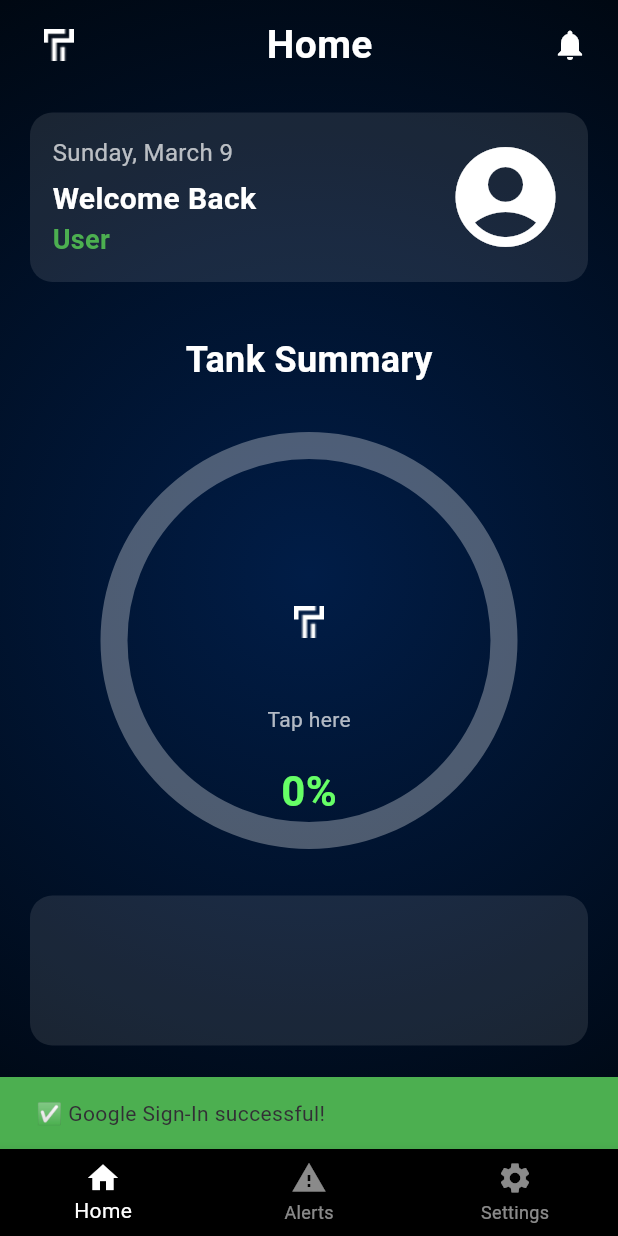
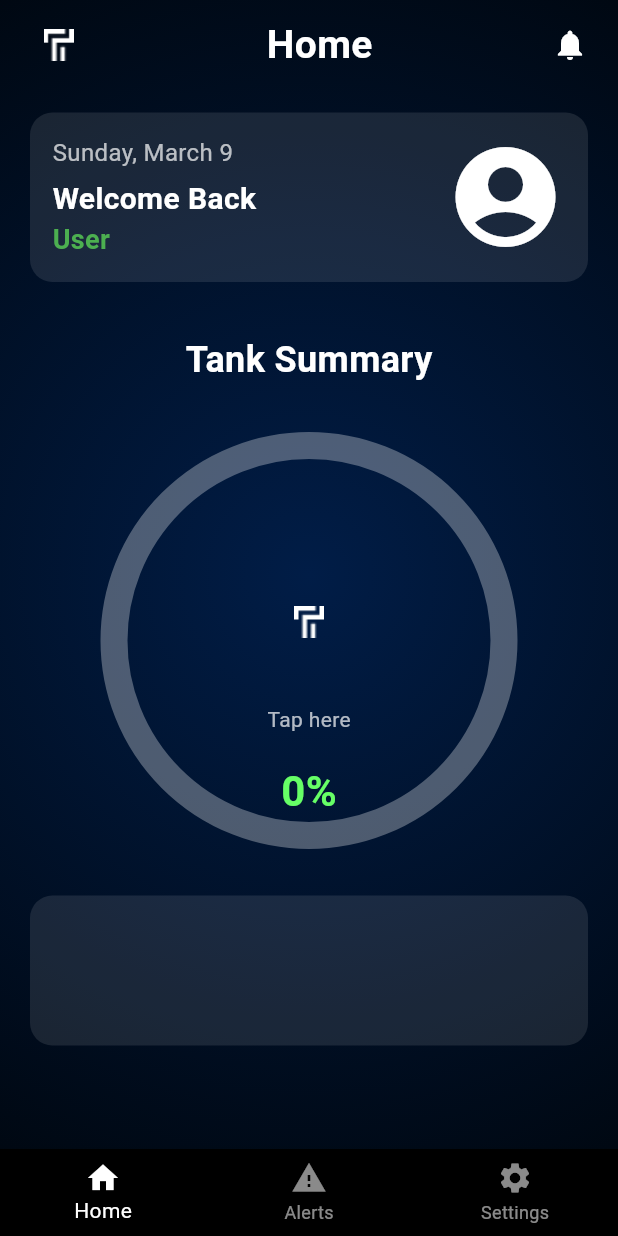
Before and after one commit to Kaveesha-Sulakshana/tanktrack-project-frontend, a Flutter app: the HomeScreen screen opened directly, on a phone screen of 412 x 824 dp. Run offline on Flutter 3.47's test engine with Material 3 defaults, Android fonts, the phone set to English and light mode, and no system bars; our stand-ins replace firebase_auth, firebase_core, firebase_database, google_fonts, google_sign_in; accounts and stored records are empty.

Commit message:
google sign in issues fixed

```diff
--- a/lib/home_screen.dart
+++ b/lib/home_screen.dart
@@ -20,17 +20,6 @@ class _HomeScreenState extends State<HomeScreen> {
   void initState() {
     super.initState();
     _fetchData();
-
-    // Show success message when screen loads
-    WidgetsBinding.instance.addPostFrameCallback((_) {
-      ScaffoldMessenger.of(context).showSnackBar(
-        const SnackBar(
-          content: Text("✅ Google Sign-In successful!"),
-          backgroundColor: Colors.green,
-          duration: Duration(seconds: 2),
-        ),
-      );
-    });
   }
 
   void _fetchData() {
@@ -122,8 +111,7 @@ class _HomeScreenState extends State<HomeScreen> {
           borderRadius: BorderRadius.circular(15),
         ),
         child: Row(
-          mainAxisAlignment:
-              MainAxisAlignment.spaceBetween, // Pushes content apart
+          mainAxisAlignment: MainAxisAlignment.spaceBetween,
           children: [
             Column(
               crossAxisAlignment: CrossAxisAlignment.start,
@@ -154,11 +142,7 @@ class _HomeScreenState extends State<HomeScreen> {
                 ),
               ],
             ),
-            const Icon(
-              Icons.account_circle,
-              size: 80,
-              color: Colors.white,
-            ), // Moves icon to right
+            const Icon(Icons.account_circle, size: 80, color: Colors.white),
           ],
         ),
       ),
@@ -244,13 +228,13 @@ class _HomeScreenState extends State<HomeScreen> {
     );
   }
 
-  // 🔹 Bottom Navigation Bar (Fixed Navigation Highlight)
+  // 🔹 Bottom Navigation Bar
   Widget _buildBottomNavigationBar() {
     return BottomNavigationBar(
       backgroundColor: Colors.black,
       selectedItemColor: Colors.white,
       unselectedItemColor: Colors.white54,
-      currentIndex: _selectedIndex, // Highlight selected tab
+      currentIndex: _selectedIndex,
       onTap: _onItemTapped,
       items: const [
         BottomNavigationBarItem(icon: Icon(Icons.home), label: "Home"),
--- a/pubspec.yaml
+++ b/pubspec.yaml
@@ -18,6 +18,7 @@ dependencies:
   fl_chart: ^0.70.2
   google_fonts: ^6.1.0
   intl: ^0.18.0
+  shared_preferences: ^2.5.2
 
 dev_dependencies:
   flutter_test:
```
Also changed, not shown: pubspec.lock, 1 other file.
